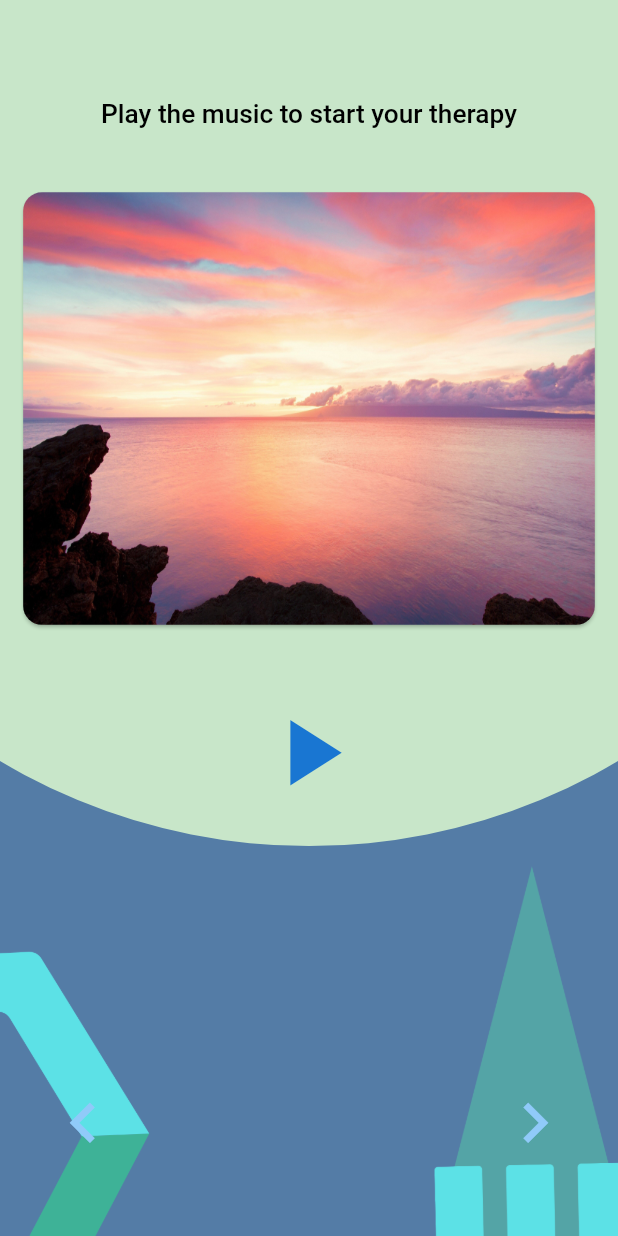
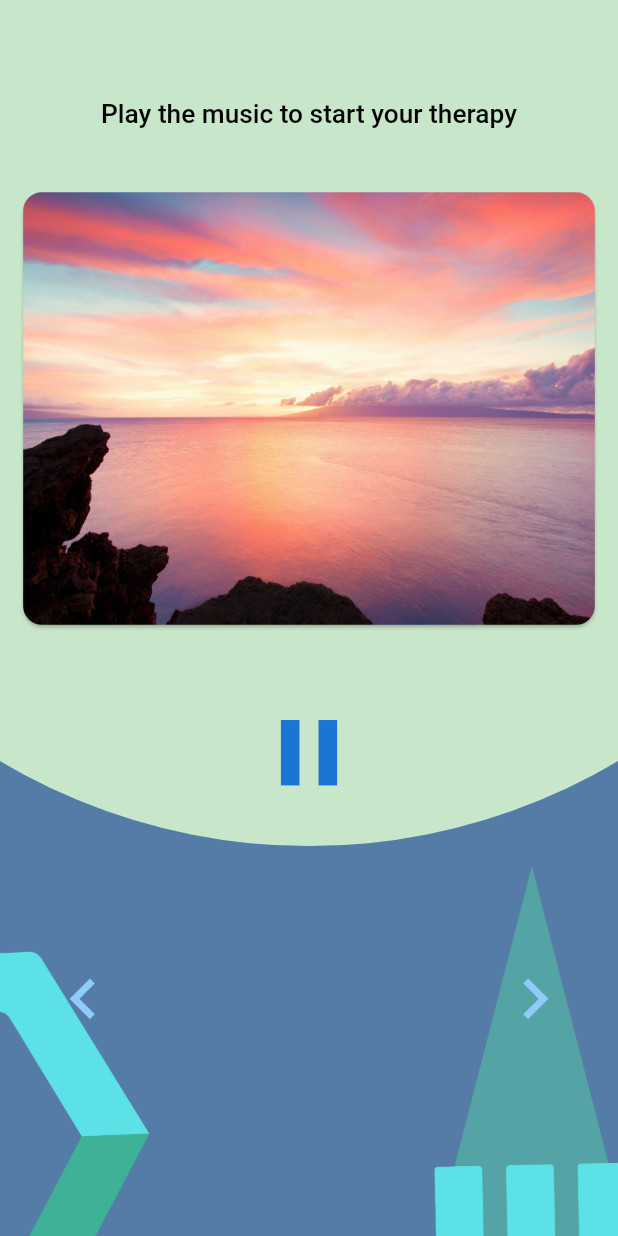
Before and after one commit to SashvDave/Kwit, a Flutter app: the Anger screen opened directly, after a tap on the "play arrow" icon, on a phone screen of 412 x 824 dp. Run offline on Flutter 3.47's test engine with Material 2 defaults, Android fonts, the light colour scheme and no system bars; our stand-ins replace audioplayers, carousel_slider, circular_countdown_timer, firebase_auth, firebase_core, flutter_svg and 2 more; missing offline and left inert: maze, pdf_flutter; accounts and stored records are empty.

Commit message:
fixed audio and other things

```diff
--- a/lib/screens/anger.dart
+++ b/lib/screens/anger.dart
@@ -15,6 +15,7 @@
   AudioCache audioCache;
   bool isPlaying = false;
 
+  final _textController = TextEditingController();
   void initState() {
     super.initState();
     initPlayer();
@@ -36,29 +37,23 @@
   @override
   Widget build(BuildContext context) {
     return Scaffold(
-      backgroundColor: const Color(0xFF3BC3CD),
       body: Stack(
         children: <Widget>[
           Container(
             decoration: BoxDecoration(
                 image: DecorationImage(
-                image: AssetImage('assets/bg6.png'),
-                fit: BoxFit.cover,
+                    image: AssetImage('assets/bg6.png'), fit: BoxFit.cover)),
           ),
-            ),
-          ),
-          SingleChildScrollView(
+          Container(
             child: Column(
               children: <Widget>[
                 Transform.scale(
                   scale: 2.5,
                   child: Container(
                     decoration: BoxDecoration(
-                      color: Colors.green[100],
-                      shape: BoxShape.circle,
-                    ),
+                        color: Colors.green[100], shape: BoxShape.circle),
                     child: Column(
-                      children: [
+                      children: <Widget>[
                         Container(
                           margin: EdgeInsets.fromLTRB(
                               0,
@@ -88,6 +83,7 @@
                           clipBehavior: Clip.antiAliasWithSaveLayer,
                         ),
                         Container(
+                          child: Container(
                             width: 750,
                             child: IconButton(
                               padding: EdgeInsets.only(top: 15, bottom: 10),
@@ -110,6 +106,7 @@
                                 }
                               },
                             ),
+                          ),
                         )
                       ],
                     ),
@@ -127,7 +124,7 @@
                     MediaQuery.of(context).size.width * 0.05,
                     0,
                     0,
-                    MediaQuery.of(context).size.height * 0.05),
+                    MediaQuery.of(context).size.height * 0.15),
                 child: IconButton(
                   onPressed: () => goBack(),
                   icon: Icon(Icons.keyboard_arrow_left),
@@ -141,7 +138,7 @@
                       0,
                       0,
                       MediaQuery.of(context).size.width * 0.05,
-                      MediaQuery.of(context).size.height * 0.05),
+                      MediaQuery.of(context).size.height * 0.15),
                   child: IconButton(
                     onPressed: () {
                       Navigator.push(context,
--- a/lib/screens/anger3.dart
+++ b/lib/screens/anger3.dart
@@ -18,11 +18,7 @@
   final interval = const Duration(seconds: 1);
 
   void _submitData() {
-    if (_imageFile == null) {
-      return;
-    } else {
-      Navigator.push(context, MaterialPageRoute(builder: (context) => MyApp()));
-    }
+    Navigator.push(context, MaterialPageRoute(builder: (context) => MyApp()));
   }
 
   void initState() {
--- a/pubspec.yaml
+++ b/pubspec.yaml
@@ -40,6 +40,7 @@
   carousel_slider: ^2.3.1
   keyboard_visibility: ^0.5.6
   clickabletext: ^0.0.2
+  assets_audio_player: ^2.0.13+1
 
   # The following adds the Cupertino Icons font to your application.
   # Use with the CupertinoIcons class for iOS style icons.
```
Also changed, not shown: lib/screens/anger1.dart (+1 -6 lines), lib/screens/anger2.dart (+1 -6 lines), pubspec.lock, 1 other file. Lines whose indentation alone changed are shown as unchanged.
